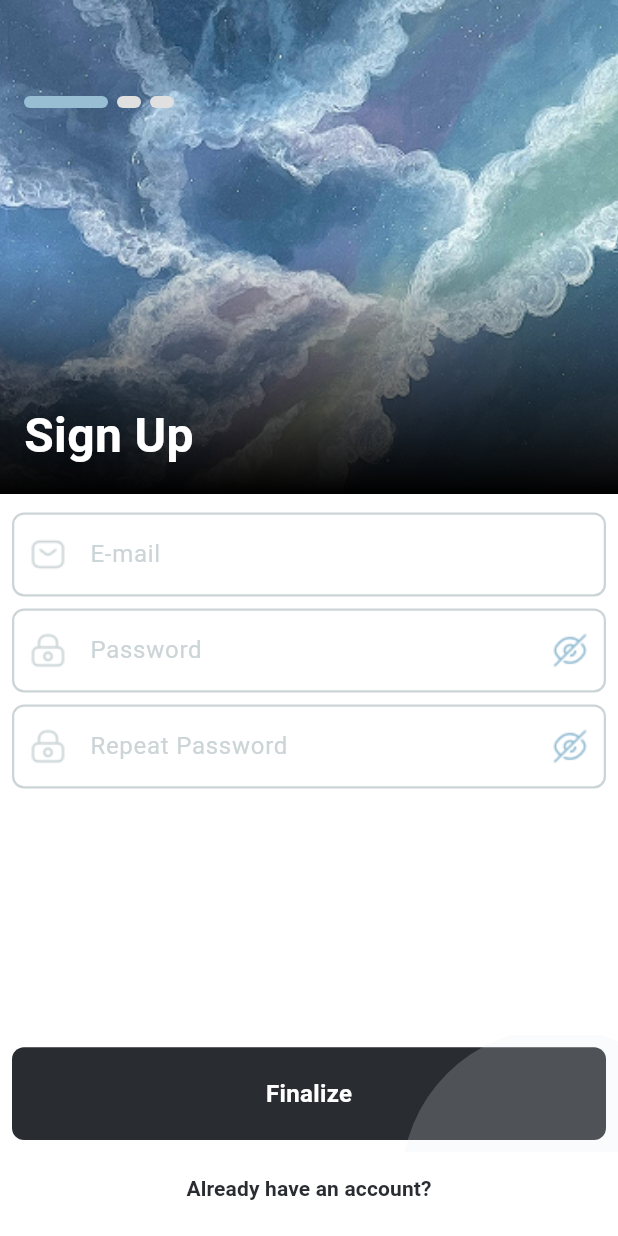
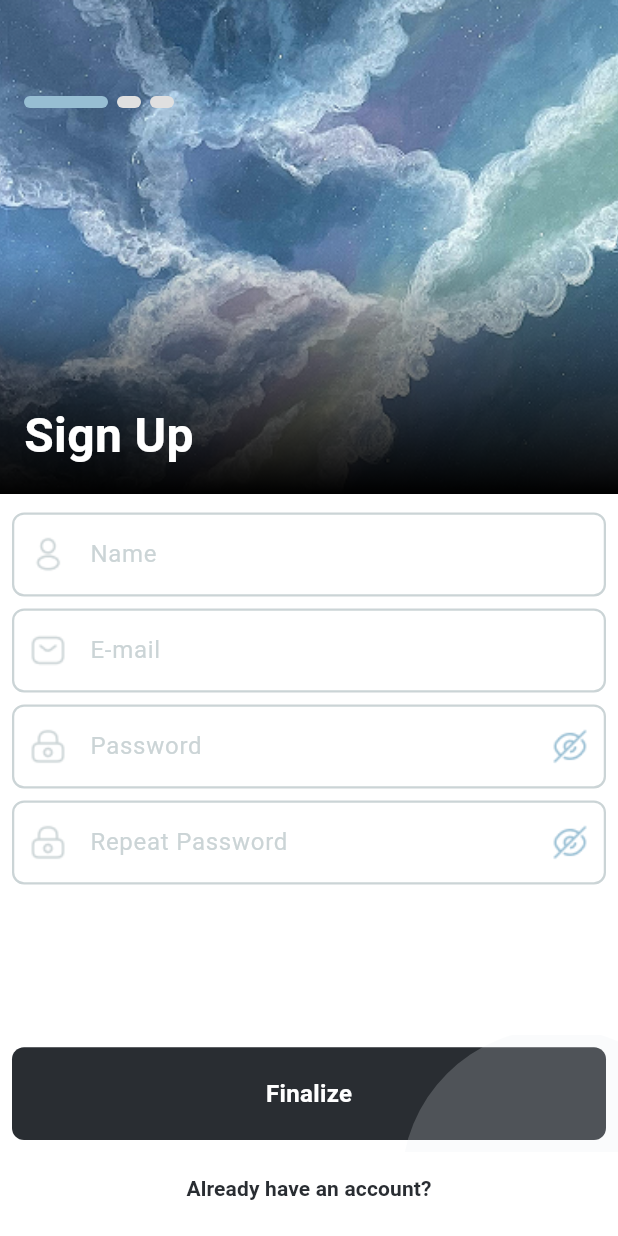
Before and after one commit to ismayil-allahverdiyev/poster_sale_user, a Flutter app: the screen it shows after launch, on a phone screen of 412 x 824 dp. Run offline on Flutter 3.47's test engine with Material 3 defaults, Android fonts, the light colour scheme and no system bars; drawn by our look-alikes of smooth_page_indicator; our stand-ins replace cached_network_image, cloud_firestore, dio, firebase_auth, firebase_core, firebase_messaging and 7 more; accounts and stored records are empty; Roboto replaces fonts that are missing (Medium, Poppins).

Commit message:
sign in, sign up visuals finished. Now the user information is stored and loaded accordingly(for test profile user info is fetched)

```diff
--- a/lib/src/constants/assets.dart
+++ b/lib/src/constants/assets.dart
@@ -61,6 +61,8 @@ class Assets {
 
   static const String icon_sms = "assets/base_icons/icon-sms.png";
 
+  static const String icon_user = "assets/base_icons/icon-user.png";
+
   static const String icon_lock_2 = "assets/base_icons/icon-lock-2.png";
 
   static const String icon_eye = "assets/base_icons/icon-eye.png";
--- /dev/null
+++ b/lib/src/data/models/user/add_user_model.dart
@@ -0,0 +1,34 @@
+import 'dart:convert';
+
+AddUserModel addUserModelFromJson(String str) =>
+    AddUserModel.fromJson(json.decode(str));
+
+String addUserModelToJson(AddUserModel data) => json.encode(data.toJson());
+
+class AddUserModel {
+  String id;
+  String email;
+  String name;
+  DateTime timestamp;
+
+  AddUserModel({
+    required this.id,
+    required this.email,
+    required this.name,
+    required this.timestamp,
+  });
+
+  factory AddUserModel.fromJson(Map<String, dynamic> json) => AddUserModel(
+        id: json["id"],
+        email: json["email"],
+        name: json["name"],
+        timestamp: json["timestamp"],
+      );
+
+  Map<String, dynamic> toJson() => {
+        "id": id,
+        "email": email,
+        "name": name,
+        "timestamp": timestamp,
+      };
+}
--- a/lib/src/ui/login/sign_up_overview_page.dart
+++ b/lib/src/ui/login/sign_up_overview_page.dart
@@ -3,13 +3,9 @@ import 'package:get/get.dart';
 import 'package:poster_sale_user/src/controllers/login/login_controller.dart';
 import 'package:poster_sale_user/src/ui/login/widgets/forget_password_body_widget.dart';
 import 'package:poster_sale_user/src/ui/login/widgets/sign_in_body_widget.dart';
-import 'package:poster_sale_user/src/ui/widgets/source/custom_large_button_widget.dart';
 import 'package:poster_sale_user/src/ui/widgets/source/custom_tabbar_view.dart';
-import 'package:poster_sale_user/src/ui/widgets/source/custom_text_button_widget.dart';
-import '../../constants/assets.dart';
+import '../widgets/source/custom_loader_page.dart';
 import '../widgets/source/custom_scaffold.dart';
-import '../widgets/source/custom_simple_text_field.dart';
-import 'widgets/lock_textfield_widget.dart';
 import 'widgets/sign_up_overview_header_widget.dart';
 import 'widgets/sing_up_body_widget.dart';
 
@@ -18,7 +14,10 @@ class SignUpOverviewPage extends GetView<LoginController> {
 
   @override
   Widget build(BuildContext context) {
-    return CustomScaffold(
+    return Stack(
+      alignment: Alignment.center,
+      children: [
+        CustomScaffold(
           hasAppBar: false,
           padding: EdgeInsets.zero,
           children: [
@@ -41,6 +40,17 @@ class SignUpOverviewPage extends GetView<LoginController> {
               ),
             )
           ],
+        ),
+        Positioned(
+          child: Obx(
+            () {
+              return controller.isLoading.value
+                  ? const CustomLoaderPage()
+                  : const SizedBox();
+            },
+          ),
+        )
+      ],
     );
   }
 }
--- a/lib/src/ui/login/widgets/sign_in_body_widget.dart
+++ b/lib/src/ui/login/widgets/sign_in_body_widget.dart
@@ -2,7 +2,6 @@ import 'package:flutter/material.dart';
 import 'package:get/get.dart';
 import '../../../constants/assets.dart';
 import '../../../controllers/login/login_controller.dart';
-import '../../../routes/app_routes.dart';
 import '../../widgets/source/custom_large_button_widget.dart';
 import '../../widgets/source/custom_simple_text_field.dart';
 import '../../widgets/source/custom_text_button_widget.dart';
--- a/lib/src/ui/login/widgets/sing_up_body_widget.dart
+++ b/lib/src/ui/login/widgets/sing_up_body_widget.dart
@@ -2,7 +2,6 @@ import 'package:flutter/material.dart';
 import 'package:get/get.dart';
 import '../../../constants/assets.dart';
 import '../../../controllers/login/login_controller.dart';
-import '../../../routes/app_routes.dart';
 import '../../widgets/source/custom_large_button_widget.dart';
 import '../../widgets/source/custom_simple_text_field.dart';
 import '../../widgets/source/custom_text_button_widget.dart';
@@ -26,6 +25,14 @@ class SignUpBodyWidget extends GetWidget<LoginController> {
               children: [
                 const SizedBox(
                   height: 12,
+                ),
+                CustomSimpleTextField(
+                  hintText: "Name",
+                  controller: controller.nameController,
+                  prefixIcon: Image.asset(Assets.icon_user),
+                ),
+                const SizedBox(
+                  height: 8,
                 ),
                 CustomSimpleTextField(
                   hintText: "E-mail",
--- a/pubspec.yaml
+++ b/pubspec.yaml
@@ -47,7 +47,7 @@ dependencies:
   cached_network_image: ^3.4.1
   shimmer: ^3.0.0
   firebase_auth: ^5.5.2
-
+  jwt_decoder: ^2.0.1
 
   # The following adds the Cupertino Icons font to your application.
   # Use with the CupertinoIcons class for iOS style icons.
```
Also changed, not shown: lib/src/controllers/bottom_navbar/bottom_navbar_controller.dart (+7 -3 lines), lib/src/controllers/login/login_controller.dart (+59 -6 lines), lib/src/controllers/profile/profile_controller.dart (+14 -11 lines), lib/src/data/models/poster/add_poster_model.dart (deleted, +0 -54 lines), lib/src/data/models/user/user_model.dart (added, +35 -0 lines), lib/src/data/repository/repository.dart (+25 -1 lines), lib/src/ui/bottom_navbar/bottom_navbar.dart (+23 -13 lines), lib/src/ui/profile/widgets/basket_list_widget.dart (+16 -2 lines), lib/src/ui/profile/widgets/profile_user_info_tile.dart (+42 -12 lines), assets/base_icons/icon-user.png (added), pubspec.lock. Lines whose indentation alone changed are shown as unchanged.
